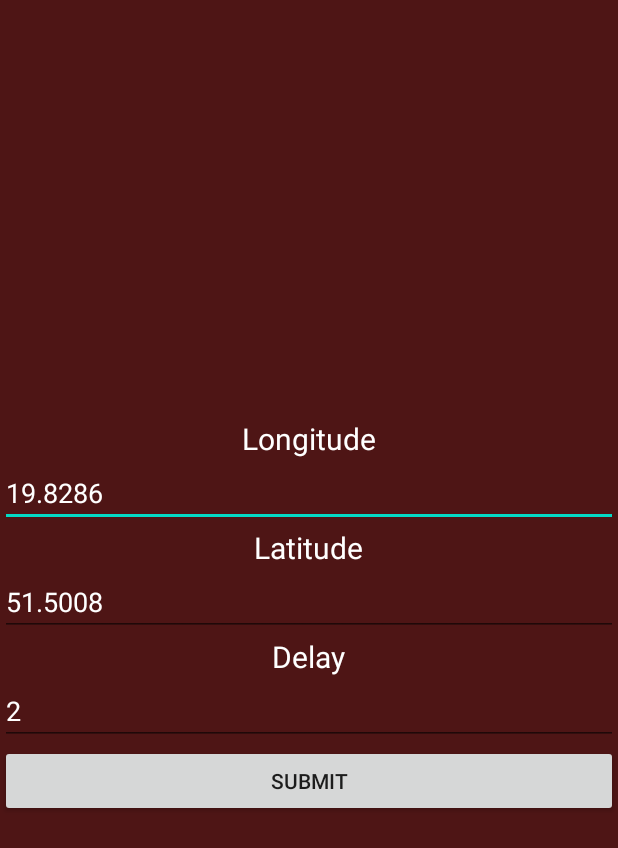
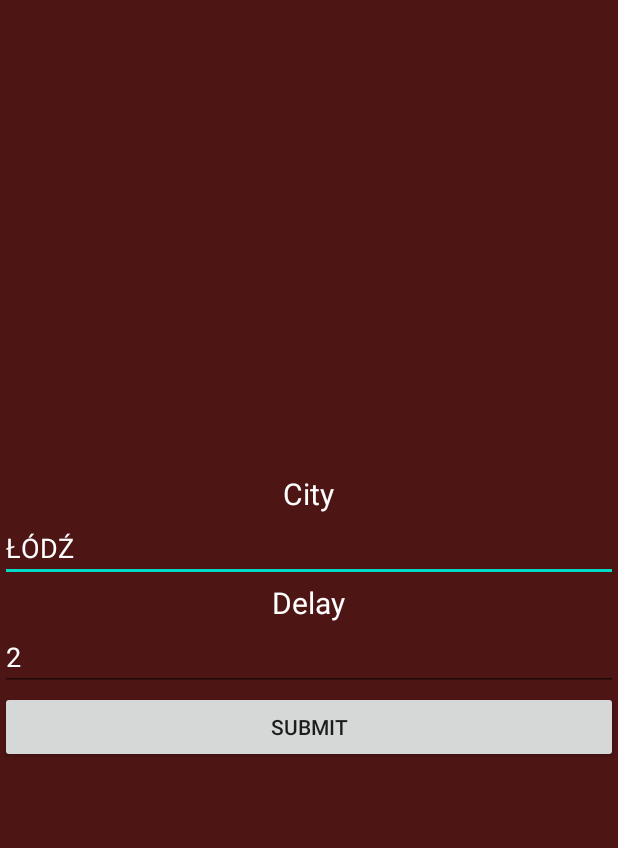
Before and after one commit to medykization/AstroWeather2, an Android app: the SettingsActivity screen opened directly, with no data from a screen before it, on a phone screen of 412 x 824 dp. Shown: the top 848 px of the screen. Run offline under Robolectric (Android 15) with nearby library versions, the phone set to English and light mode, and no system bars.

Commit message:
Added WeatherInfoUtils class, changed SettingsActivity logic

```diff
--- a/app/build.gradle
+++ b/app/build.gradle
@@ -26,6 +26,7 @@ android {
 dependencies {
     implementation fileTree(dir: 'libs', include: ['*.jar'])
 
+    implementation 'com.android.volley:volley:1.1.1'
     implementation 'androidx.appcompat:appcompat:1.1.0'
     implementation 'androidx.constraintlayout:constraintlayout:1.1.3'
     implementation 'androidx.legacy:legacy-support-v4:1.0.0'
--- a/app/src/main/java/com/leonard/astroweather2/activities/SettingsActivity.java
+++ b/app/src/main/java/com/leonard/astroweather2/activities/SettingsActivity.java
@@ -11,7 +11,9 @@ import android.widget.Button;
 import android.widget.EditText;
 import android.widget.TextView;
 
+import com.leonard.astroweather2.models.Conections.WeatherInfoUtils;
 import com.leonard.astroweather2.models.enums.DataNames;
+import com.leonard.astroweather2.models.settings.City;
 import com.leonard.astroweather2.models.settings.Data;
 import com.leonard.astroweather2.R;
 import com.leonard.astroweather2.models.settings.SharedPreferencesOperations;
@@ -19,16 +21,16 @@ import com.leonard.astroweather2.models.settings.SharedPreferencesOperations;
 public class SettingsActivity extends AppCompatActivity implements View.OnClickListener {
 
     private TextView textView1;
-    private TextView textView2;
+
     private TextView textView3;
 
-    private EditText longitude;
-    private EditText latitude;
+    private EditText city;
     private EditText delay;
 
     private Button submit;
 
     private Data data;
+    private City cityInfo;
 
     @Override
     protected void onCreate(Bundle savedInstanceState) {
@@ -36,11 +38,9 @@ public class SettingsActivity extends AppCompatActivity implements View.OnClickL
         setContentView(R.layout.activity_settings);
 
         textView1 = findViewById(R.id.textView1);
-        textView2 = findViewById(R.id.textView2);
         textView3 = findViewById(R.id.textView3);
 
-        longitude = findViewById(R.id.longitude);
-        latitude = findViewById(R.id.latitude);
+        city = findViewById(R.id.city);
         delay = findViewById(R.id.delay);
 
         submit = findViewById(R.id.submit);
@@ -52,33 +52,25 @@ public class SettingsActivity extends AppCompatActivity implements View.OnClickL
     }
 
     private void setTextOnFields(Data data) {
-        longitude.setText(data.getLongitude());
-        latitude.setText(data.getLatitude());
+        city.setText(data.getName());
         delay.setText(String.valueOf(data.getDelay()));
     }
 
     private void updateData(Data data) {
-        data.setLongitude(longitude.getText().toString());
-        data.setLatitude(latitude.getText().toString());
+        data.setName(cityInfo.getName());
+        data.setLongitude(String.valueOf(cityInfo.getLongitude()));
+        data.setLatitude(String.valueOf(cityInfo.getLatitude()));
         data.setDelay(Integer.parseInt(delay.getText().toString()));
     }
 
     private boolean checkInput() {
-        double longVal;
-        double latVal;
         int delayVal;
-
+        cityInfo = WeatherInfoUtils.getWeatherInfo(this,city.getText().toString());
         try {
-            longVal = Double.parseDouble(longitude.getText().toString());
-            latVal = Double.parseDouble(longitude.getText().toString());
             delayVal = Integer.parseInt(delay.getText().toString());
         } catch (NumberFormatException e) {
             return false;
         }
-        if(longVal < -180 || longVal > 180)
-            return false;
-        if(latVal < -90 || latVal > 90)
-            return false;
         if(delayVal < 1)
             return false;
 
--- a/app/src/main/java/com/leonard/astroweather2/fragments/BasicInfoFragment.java
+++ b/app/src/main/java/com/leonard/astroweather2/fragments/BasicInfoFragment.java
@@ -1,6 +1,5 @@
 package com.leonard.astroweather2.fragments;
 
-import android.content.SharedPreferences;
 import android.os.Bundle;
 
 import androidx.fragment.app.Fragment;
@@ -11,12 +10,8 @@ import android.view.ViewGroup;
 import android.widget.TextView;
 
 import com.leonard.astroweather2.R;
-import com.leonard.astroweather2.models.astro_info.Info;
-import com.leonard.astroweather2.models.enums.DataNames;
 import com.leonard.astroweather2.models.settings.Data;
 import com.leonard.astroweather2.models.settings.SharedPreferencesOperations;
-
-import static android.content.Context.MODE_PRIVATE;
 
 public class BasicInfoFragment extends Fragment {
 
--- a/app/src/main/java/com/leonard/astroweather2/models/enums/DataNames.java
+++ b/app/src/main/java/com/leonard/astroweather2/models/enums/DataNames.java
@@ -4,5 +4,6 @@ public enum DataNames {
     SETTINGS,
     LONGITUDE,
     LATITUDE,
-    DELAY
+    DELAY,
+    CITY_NAME,
 }
--- a/app/src/main/java/com/leonard/astroweather2/models/settings/Data.java
+++ b/app/src/main/java/com/leonard/astroweather2/models/settings/Data.java
@@ -4,7 +4,12 @@ public class Data {
 
     private String longitude;
     private String latitude;
+    private String name;
     private int delay;
+
+    public String getName() { return name; }
+
+    public void setName(String name) { this.name = name; }
 
     public String getLongitude() {
         return longitude;
--- a/app/src/main/java/com/leonard/astroweather2/models/settings/SharedPreferencesOperations.java
+++ b/app/src/main/java/com/leonard/astroweather2/models/settings/SharedPreferencesOperations.java
@@ -13,6 +13,7 @@ public class SharedPreferencesOperations {
         SharedPreferences.Editor editor = context.getSharedPreferences(DataNames.SETTINGS.toString(),Context.MODE_PRIVATE).edit();
         editor.putString( DataNames.LONGITUDE.toString() , data.getLongitude());
         editor.putString( DataNames.LATITUDE.toString() , data.getLatitude());
+        editor.putString( DataNames.CITY_NAME.toString() , data.getName());
         editor.putInt( DataNames.DELAY.toString() , data.getDelay());
         editor.apply();
     }
@@ -22,6 +23,7 @@ public class SharedPreferencesOperations {
         SharedPreferences sharedPreferences = context.getSharedPreferences(DataNames.SETTINGS.toString(), MODE_PRIVATE);
         result.setLongitude(sharedPreferences.getString(DataNames.LONGITUDE.toString(), "19.8286"));
         result.setLatitude(sharedPreferences.getString(DataNames.LATITUDE.toString(), "51.5008"));
+        result.setName(sharedPreferences.getString(DataNames.CITY_NAME.toString(), "ŁÓDŹ"));
         result.setDelay(sharedPreferences.getInt(DataNames.DELAY.toString(), 2));
         return result;
     }
--- a/app/src/main/res/layout/activity_settings.xml
+++ b/app/src/main/res/layout/activity_settings.xml
@@ -13,27 +13,12 @@
         android:id="@+id/textView1"
         android:layout_width="wrap_content"
         android:layout_height="wrap_content"
-        android:text="Longitude"
+        android:text="City"
         android:textColor="#FFFFFF"
         android:textSize="20sp" />
 
     <EditText
-        android:id="@+id/longitude"
-        android:layout_width="match_parent"
-        android:layout_height="wrap_content"
-        android:text="Test"
-        android:textColor="#FFFFFF" />
-
-    <TextView
-        android:id="@+id/textView2"
-        android:layout_width="wrap_content"
-        android:layout_height="wrap_content"
-        android:text="Latitude"
-        android:textColor="#FFFFFF"
-        android:textSize="20sp" />
-
-    <EditText
-        android:id="@+id/latitude"
+        android:id="@+id/city"
         android:layout_width="match_parent"
         android:layout_height="wrap_content"
         android:text="Test"
```
Also changed, not shown: app/src/main/java/com/leonard/astroweather2/models/Conections/WeatherInfoUtils.java (added, +51 -0 lines), app/src/main/java/com/leonard/astroweather2/models/settings/City.java (added, +98 -0 lines).
